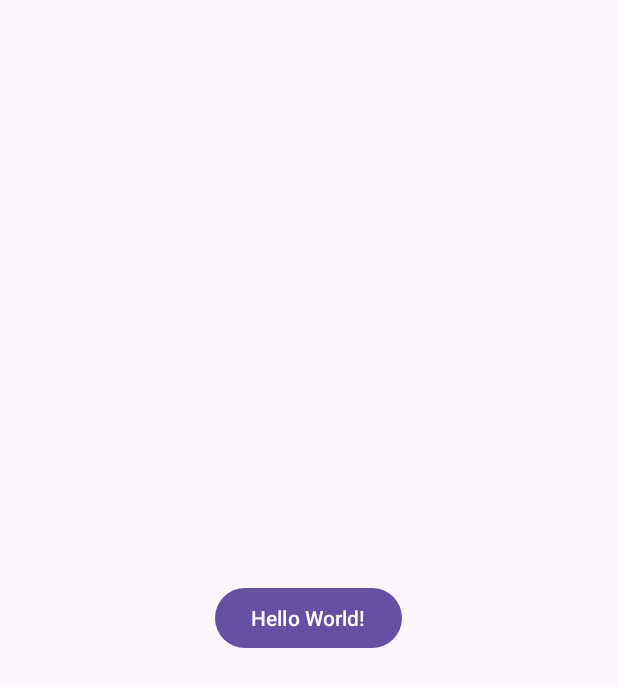
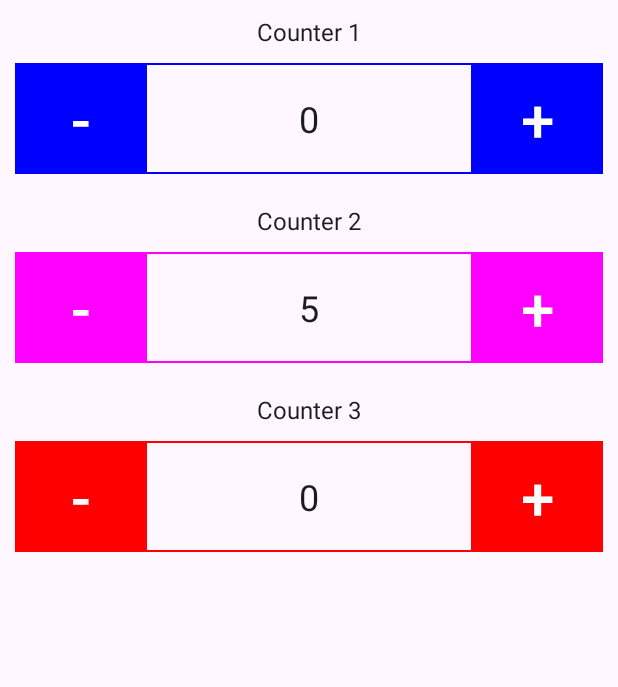
Before and after one commit to VvPanf/counter, an Android app: the screen it shows after launch (MainActivity), on a phone screen of 412 x 824 dp. Shown: the top 687 px of the screen. Run offline under Robolectric (Android 15) with nearby library versions, the phone set to English and light mode, and no system bars.

Commit message:
Main Activity

```diff
--- a/app/src/main/AndroidManifest.xml
+++ b/app/src/main/AndroidManifest.xml
@@ -13,10 +13,10 @@
             android:theme="@style/Theme.Counter"
             tools:targetApi="31">
         <activity
-                android:name=".CounterActivity"
+                android:name=".activity.CounterActivity"
                 android:exported="false"/>
         <activity
-                android:name=".MainActivity"
+                android:name=".activity.MainActivity"
                 android:exported="true">
             <intent-filter>
                 <action android:name="android.intent.action.MAIN"/>
--- a/app/src/main/java/ru/vvpanf/counter/MainActivity.kt
+++ /dev/null
@@ -1,18 +0,0 @@
-package ru.vvpanf.counter
-
-import android.content.Intent
-import androidx.appcompat.app.AppCompatActivity
-import android.os.Bundle
-import android.widget.Button
-
-class MainActivity : AppCompatActivity() {
-    override fun onCreate(savedInstanceState: Bundle?) {
-        super.onCreate(savedInstanceState)
-        setContentView(R.layout.activity_main)
-        findViewById<Button>(R.id.btn_start_counter).also {
-            it.setOnClickListener {
-                startActivity(Intent(this, CounterActivity::class.java))
-            }
-        }
-    }
-}
--- /dev/null
+++ b/app/src/main/java/ru/vvpanf/counter/activity/MainActivity.kt
@@ -0,0 +1,23 @@
+package ru.vvpanf.counter.activity
+
+import androidx.appcompat.app.AppCompatActivity
+import android.os.Bundle
+import androidx.recyclerview.widget.RecyclerView
+import ru.vvpanf.counter.model.Counter
+import ru.vvpanf.counter.adapter.CountersAdapter
+import ru.vvpanf.counter.R
+import ru.vvpanf.counter.utils.getCounterList
+
+class MainActivity : AppCompatActivity() {
+    override fun onCreate(savedInstanceState: Bundle?) {
+        super.onCreate(savedInstanceState)
+        setContentView(R.layout.activity_main)
+        val counters: List<Counter> = getCounterList()
+        val countersAdapter = CountersAdapter(this, counters)
+        countersAdapter.setHasStableIds(true)
+        findViewById<RecyclerView>(R.id.counter_list).also {
+            it.setHasFixedSize(false)
+            it.adapter = countersAdapter
+        }
+    }
+}
--- /dev/null
+++ b/app/src/main/java/ru/vvpanf/counter/adapter/CountersAdapter.kt
@@ -0,0 +1,49 @@
+package ru.vvpanf.counter.adapter
+
+import android.content.Context
+import android.view.LayoutInflater
+import android.view.View
+import android.view.ViewGroup
+import android.widget.Button
+import android.widget.TextView
+import androidx.recyclerview.widget.RecyclerView
+import ru.vvpanf.counter.R
+import ru.vvpanf.counter.model.Counter
+
+class CountersAdapter(
+    var context: Context,
+    var counters: List<Counter>
+) : RecyclerView.Adapter<RecyclerView.ViewHolder>() {
+    override fun getItemCount(): Int = counters.size
+
+    override fun getItemId(position: Int): Long = position.toLong()
+
+    fun getItem(position: Int): Counter = counters[position]
+
+    override fun onCreateViewHolder(parent: ViewGroup, viewType: Int): RecyclerView.ViewHolder =
+        CounterViewHolder(LayoutInflater.from(context).inflate(R.layout.item_counter, parent, false))
+
+    override fun onBindViewHolder(holder: RecyclerView.ViewHolder, position: Int) {
+        when (holder) {
+            is CounterViewHolder -> {
+                holder.bind(getItem(position))
+            }
+        }
+    }
+
+    class CounterViewHolder(view: View) : RecyclerView.ViewHolder(view) {
+        private val mName: TextView = itemView.findViewById(R.id.item_counter_name)
+        private val mValue : TextView = itemView.findViewById(R.id.item_counter_value)
+        private val mTint: View = itemView.findViewById(R.id.item_counter_tint)
+        private val mBtnMinus: Button = itemView.findViewById(R.id.item_counter_minus)
+        private val mBtnPlus: Button = itemView.findViewById(R.id.item_counter_plus)
+
+        fun bind(counter: Counter) {
+            mName.text = counter.name
+            mValue.text = counter.value.toString()
+            mTint.setBackgroundColor(counter.color)
+//            mBtnMinus.setOnClickListener(// TODO
+//            mBtnPlus.setOnClickListener(// TODO
+        }
+    }
+}
--- /dev/null
+++ b/app/src/main/java/ru/vvpanf/counter/model/Counter.kt
@@ -0,0 +1,8 @@
+package ru.vvpanf.counter.model
+
+data class Counter(
+    var id: Long,
+    var name: String,
+    var value: Int,
+    var color: Int
+)
--- /dev/null
+++ b/app/src/main/java/ru/vvpanf/counter/utils/Utils.kt
@@ -0,0 +1,10 @@
+package ru.vvpanf.counter.utils
+
+import android.graphics.Color
+import ru.vvpanf.counter.model.Counter
+
+fun getCounterList(): List<Counter> = listOf(
+    Counter(1, "Counter 1", 0, Color.BLUE),
+    Counter(2, "Counter 2", 5, Color.MAGENTA),
+    Counter(3, "Counter 3", 0, Color.RED)
+)
--- a/app/src/main/res/layout/activity_counter.xml
+++ b/app/src/main/res/layout/activity_counter.xml
@@ -5,7 +5,7 @@
         xmlns:app="http://schemas.android.com/apk/res-auto"
         android:layout_width="match_parent"
         android:layout_height="match_parent"
-        tools:context=".CounterActivity"
+        tools:context=".activity.CounterActivity"
         android:orientation="vertical"
         android:gravity="center"
 >
--- a/app/src/main/res/layout/activity_main.xml
+++ b/app/src/main/res/layout/activity_main.xml
@@ -1,20 +1,11 @@
 <?xml version="1.0" encoding="utf-8"?>
-<LinearLayout
+<androidx.recyclerview.widget.RecyclerView
         xmlns:android="http://schemas.android.com/apk/res/android"
+        xmlns:app="http://schemas.android.com/apk/res-auto"
         xmlns:tools="http://schemas.android.com/tools"
-        xmlns:app="http://schemas.android.com/apk/res-auto"
+        android:id="@+id/counter_list"
         android:layout_width="match_parent"
         android:layout_height="match_parent"
-        tools:context=".MainActivity"
-        android:orientation="vertical"
-        android:gravity="center"
->
-
-    <Button
-            android:id="@+id/btn_start_counter"
-            android:layout_width="wrap_content"
-            android:layout_height="wrap_content"
-            android:text="Hello World!"
-    />
-
-</LinearLayout>
+        tools:listitem="@layout/item_counter"
+        app:layoutManager="androidx.recyclerview.widget.LinearLayoutManager"
+/>
--- /dev/null
+++ b/app/src/main/res/layout/item_counter.xml
@@ -0,0 +1,58 @@
+<?xml version="1.0" encoding="utf-8"?>
+<LinearLayout
+        xmlns:android="http://schemas.android.com/apk/res/android"
+        xmlns:tools="http://schemas.android.com/tools"
+        android:layout_width="match_parent"
+        android:layout_height="wrap_content"
+        android:orientation="vertical"
+        android:padding="10dp"
+>
+
+    <TextView
+            android:id="@+id/item_counter_name"
+            android:layout_width="match_parent"
+            android:layout_height="wrap_content"
+            android:paddingBottom="10dp"
+            tools:text="Counter name"
+            android:gravity="center"
+            android:textAppearance="@style/TextAppearance.AppCompat.Subhead"
+    />
+    <LinearLayout
+            android:id="@+id/item_counter_tint"
+            android:layout_width="match_parent"
+            android:layout_height="wrap_content"
+            android:background="@color/orange"
+            android:orientation="horizontal"
+    >
+        <Button
+                android:id="@+id/item_counter_minus"
+                android:layout_width="wrap_content"
+                android:layout_height="wrap_content"
+                android:text="-"
+                android:textSize="40sp"
+                android:gravity="center"
+                android:background="?selectableItemBackgroundBorderless"
+        />
+        <TextView
+                android:id="@+id/item_counter_value"
+                android:layout_width="0dp"
+                android:layout_height="match_parent"
+                android:layout_weight="1"
+                android:layout_marginVertical="1dp"
+                tools:text="1234"
+                android:gravity="center"
+                android:textAppearance="@style/TextAppearance.AppCompat.Headline"
+                android:background="?android:colorBackground"
+        />
+        <Button
+                android:id="@+id/item_counter_plus"
+                android:layout_width="wrap_content"
+                android:layout_height="wrap_content"
+                android:text="+"
+                android:textSize="40sp"
+                android:gravity="center"
+                android:background="?selectableItemBackgroundBorderless"
+                />
+    </LinearLayout>
+
+</LinearLayout>
```
